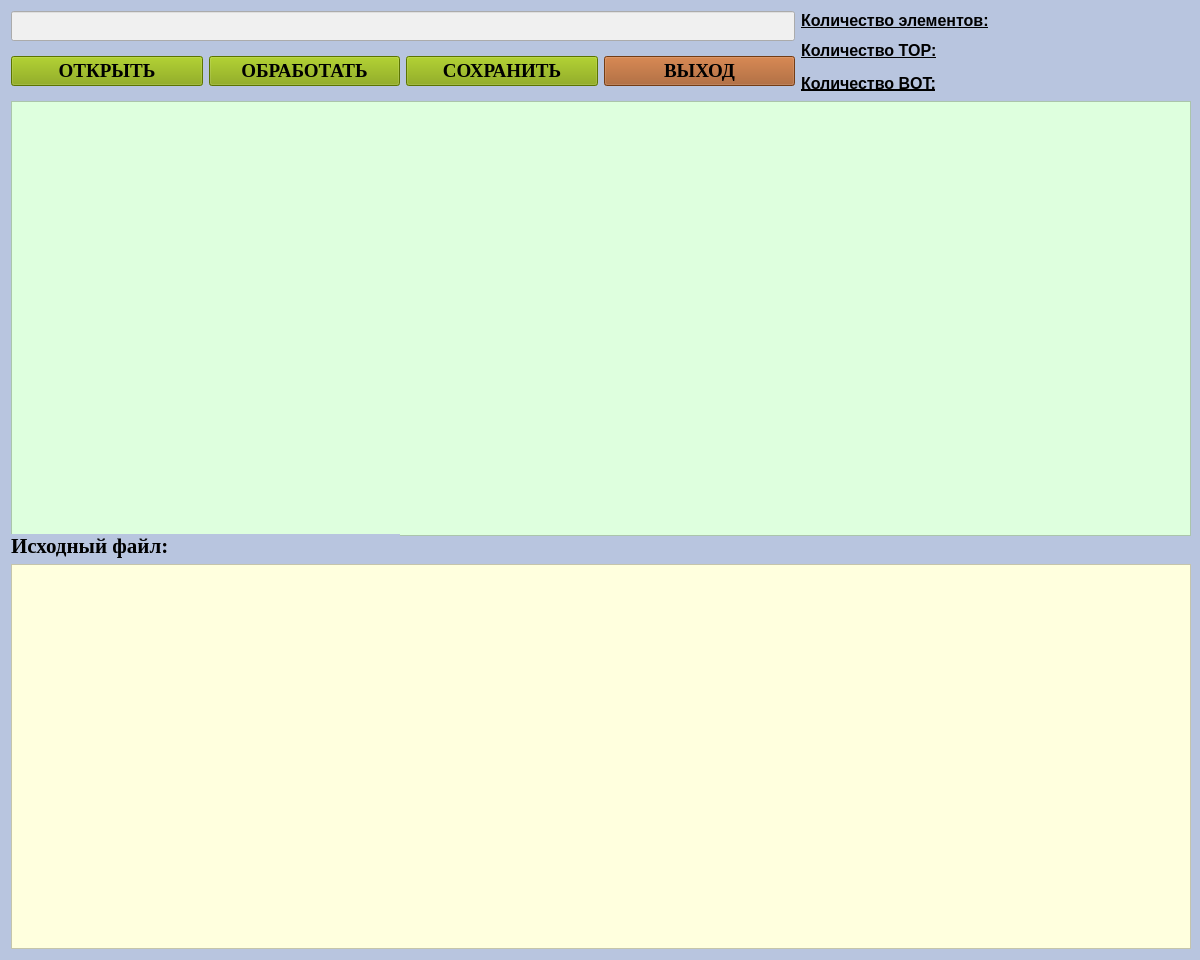
Qt form mainwindow.ui (SquizzyMan/ReportParser) before a commit.
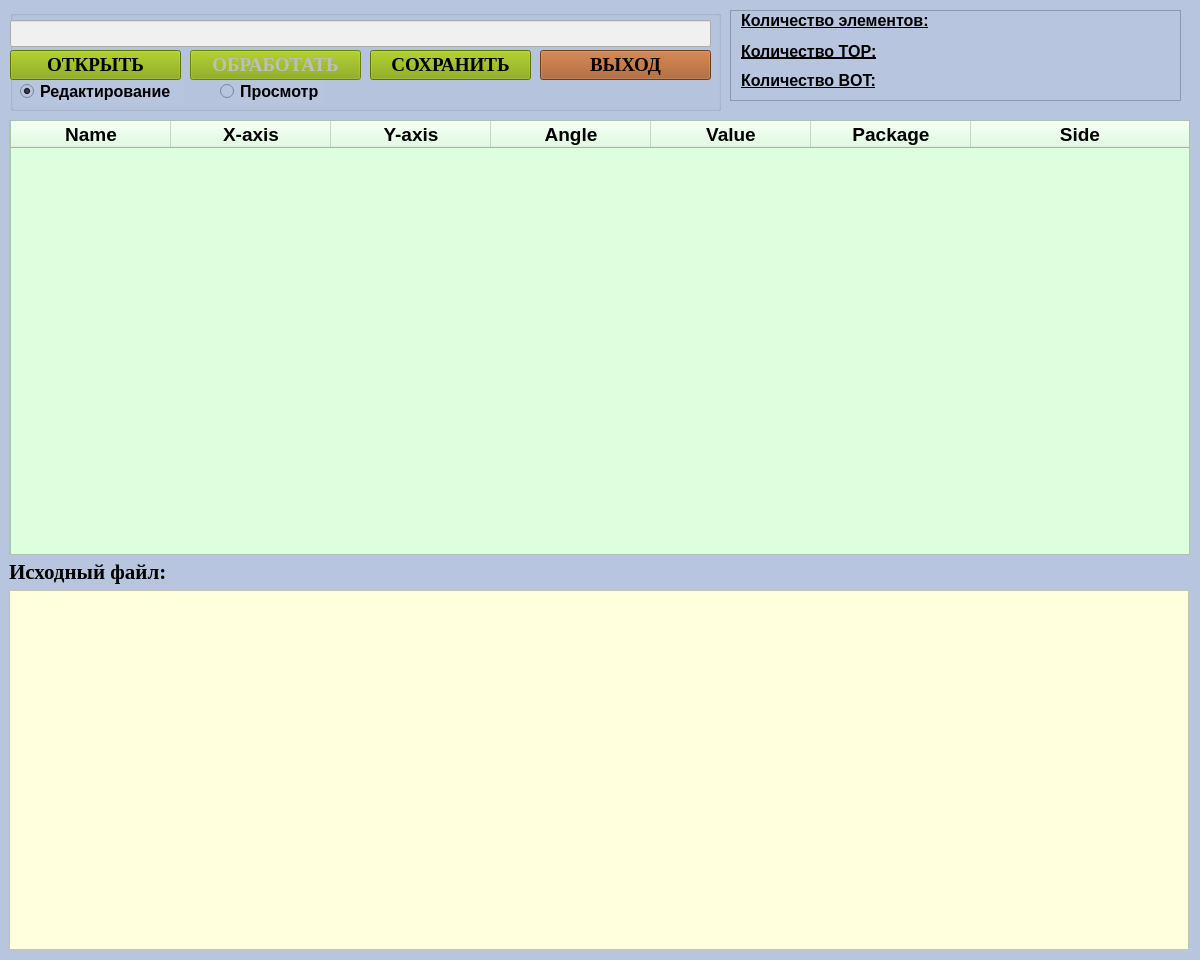
The same form after that commit. Icons and pictures are not drawn.

Patch:
```diff
--- a/mainwindow.ui
+++ b/mainwindow.ui
@@ -33,25 +33,119 @@
    <string notr="true">background-color: rgb(184, 197, 223);</string>
   </property>
   <widget class="QWidget" name="centralWidget">
-   <layout class="QGridLayout" name="gridLayout">
-    <item row="0" column="0" rowspan="2" colspan="4">
-     <widget class="QLineEdit" name="lineEdit">
-      <property name="font">
-       <font>
-        <family>Times New Roman</family>
-        <pointsize>14</pointsize>
-       </font>
-      </property>
-      <property name="styleSheet">
-       <string notr="true">background-color: rgb(240, 240, 240);</string>
-      </property>
-      <property name="readOnly">
-       <bool>true</bool>
-      </property>
-     </widget>
-    </item>
-    <item row="0" column="4">
+   <widget class="QTextEdit" name="textEdit_2">
+    <property name="geometry">
+     <rect>
+      <x>9</x>
+      <y>120</y>
+      <width>1180</width>
+      <height>435</height>
+     </rect>
+    </property>
+    <property name="minimumSize">
+     <size>
+      <width>1180</width>
+      <height>435</height>
+     </size>
+    </property>
+    <property name="font">
+     <font>
+      <pointsize>14</pointsize>
+      <weight>50</weight>
+      <bold>false</bold>
+      <kerning>false</kerning>
+     </font>
+    </property>
+    <property name="styleSheet">
+     <string notr="true">background-color: rgb(222, 255, 222);
+border-color: rgb(170, 0, 0);</string>
+    </property>
+    <property name="lineWrapMode">
+     <enum>QTextEdit::NoWrap</enum>
+    </property>
+   </widget>
+   <widget class="QLabel" name="label">
+    <property name="geometry">
+     <rect>
+      <x>9</x>
+      <y>560</y>
+      <width>159</width>
+      <height>24</height>
+     </rect>
+    </property>
+    <property name="font">
+     <font>
+      <family>Times New Roman</family>
+      <pointsize>16</pointsize>
+      <weight>75</weight>
+      <bold>true</bold>
+     </font>
+    </property>
+    <property name="text">
+     <string>Исходный файл:</string>
+    </property>
+   </widget>
+   <widget class="QTextEdit" name="textEdit">
+    <property name="geometry">
+     <rect>
+      <x>9</x>
+      <y>590</y>
+      <width>1180</width>
+      <height>360</height>
+     </rect>
+    </property>
+    <property name="minimumSize">
+     <size>
+      <width>1180</width>
+      <height>360</height>
+     </size>
+    </property>
+    <property name="font">
+     <font>
+      <pointsize>12</pointsize>
+     </font>
+    </property>
+    <property name="styleSheet">
+     <string notr="true">background-color: rgb(255, 255, 222);
+border-color: rgb(170, 0, 0);</string>
+    </property>
+    <property name="lineWrapMode">
+     <enum>QTextEdit::NoWrap</enum>
+    </property>
+    <property name="readOnly">
+     <bool>true</bool>
+    </property>
+   </widget>
+   <widget class="QScrollArea" name="scrollArea">
+    <property name="geometry">
+     <rect>
+      <x>730</x>
+      <y>10</y>
+      <width>451</width>
+      <height>91</height>
+     </rect>
+    </property>
+    <property name="widgetResizable">
+     <bool>true</bool>
+    </property>
+    <widget class="QWidget" name="scrollAreaWidgetContents">
+     <property name="geometry">
+      <rect>
+       <x>0</x>
+       <y>0</y>
+       <width>449</width>
+       <height>89</height>
+      </rect>
+     </property>
      <widget class="QLabel" name="label_2">
+      <property name="geometry">
+       <rect>
+        <x>10</x>
+        <y>0</y>
+        <width>211</width>
+        <height>19</height>
+       </rect>
+      </property>
       <property name="font">
        <font>
         <pointsize>12</pointsize>
@@ -64,23 +158,15 @@
        <string>Количество элементов:</string>
       </property>
      </widget>
-    </item>
-    <item row="0" column="5">
-     <widget class="QLabel" name="allCount">
-      <property name="font">
-       <font>
-        <pointsize>12</pointsize>
-        <weight>75</weight>
-        <bold>true</bold>
-       </font>
-      </property>
-      <property name="text">
-       <string/>
-      </property>
-     </widget>
-    </item>
-    <item row="1" column="4" rowspan="2" colspan="2">
      <widget class="QLabel" name="label_4">
+      <property name="geometry">
+       <rect>
+        <x>10</x>
+        <y>30</y>
+        <width>161</width>
+        <height>20</height>
+       </rect>
+      </property>
       <property name="font">
        <font>
         <pointsize>12</pointsize>
@@ -93,95 +179,15 @@
        <string>Количество TOP:</string>
       </property>
      </widget>
-    </item>
-    <item row="2" column="0" rowspan="3">
-     <widget class="QPushButton" name="openButton">
-      <property name="font">
-       <font>
-        <family>Times New Roman</family>
-        <pointsize>14</pointsize>
-        <weight>75</weight>
-        <bold>true</bold>
-       </font>
-      </property>
-      <property name="styleSheet">
-       <string notr="true">background-color: rgb(128, 162, 0);</string>
-      </property>
-      <property name="text">
-       <string>ОТКРЫТЬ</string>
-      </property>
-     </widget>
-    </item>
-    <item row="2" column="1" rowspan="3">
-     <widget class="QPushButton" name="genegateButton">
-      <property name="font">
-       <font>
-        <family>Times New Roman</family>
-        <pointsize>14</pointsize>
-        <weight>75</weight>
-        <bold>true</bold>
-       </font>
-      </property>
-      <property name="styleSheet">
-       <string notr="true">background-color: rgb(128, 162, 0);</string>
-      </property>
-      <property name="text">
-       <string>ОБРАБОТАТЬ</string>
-      </property>
-     </widget>
-    </item>
-    <item row="2" column="2" rowspan="3">
-     <widget class="QPushButton" name="saveButton">
-      <property name="font">
-       <font>
-        <family>Times New Roman</family>
-        <pointsize>14</pointsize>
-        <weight>75</weight>
-        <bold>true</bold>
-       </font>
-      </property>
-      <property name="styleSheet">
-       <string notr="true">background-color: rgb(128, 162, 0);</string>
-      </property>
-      <property name="text">
-       <string>СОХРАНИТЬ</string>
-      </property>
-     </widget>
-    </item>
-    <item row="2" column="3" rowspan="3">
-     <widget class="QPushButton" name="exitButton">
-      <property name="font">
-       <font>
-        <family>Times New Roman</family>
-        <pointsize>14</pointsize>
-        <weight>75</weight>
-        <bold>true</bold>
-       </font>
-      </property>
-      <property name="styleSheet">
-       <string notr="true">background-color: rgb(161, 84, 30)</string>
-      </property>
-      <property name="text">
-       <string>ВЫХОД</string>
-      </property>
-     </widget>
-    </item>
-    <item row="2" column="5">
-     <widget class="QLabel" name="allCountTop">
-      <property name="font">
-       <font>
-        <pointsize>12</pointsize>
-        <weight>75</weight>
-        <bold>true</bold>
-       </font>
-      </property>
-      <property name="text">
-       <string/>
-      </property>
-     </widget>
-    </item>
-    <item row="3" column="4" rowspan="2" colspan="2">
      <widget class="QLabel" name="label_3">
+      <property name="geometry">
+       <rect>
+        <x>10</x>
+        <y>60</y>
+        <width>161</width>
+        <height>19</height>
+       </rect>
+      </property>
       <property name="font">
        <font>
         <pointsize>12</pointsize>
@@ -194,9 +200,61 @@
        <string>Количество BOT:</string>
       </property>
      </widget>
-    </item>
-    <item row="4" column="5">
+     <widget class="QLabel" name="allCount">
+      <property name="geometry">
+       <rect>
+        <x>230</x>
+        <y>0</y>
+        <width>111</width>
+        <height>21</height>
+       </rect>
+      </property>
+      <property name="font">
+       <font>
+        <pointsize>12</pointsize>
+        <weight>75</weight>
+        <bold>true</bold>
+       </font>
+      </property>
+      <property name="text">
+       <string/>
+      </property>
+     </widget>
+     <widget class="QLabel" name="allCountTop">
+      <property name="geometry">
+       <rect>
+        <x>230</x>
+        <y>30</y>
+        <width>111</width>
+        <height>20</height>
+       </rect>
+      </property>
+      <property name="font">
+       <font>
+        <pointsize>12</pointsize>
+        <weight>75</weight>
+        <bold>true</bold>
+       </font>
+      </property>
+      <property name="text">
+       <string/>
+      </property>
+     </widget>
      <widget class="QLabel" name="allCountBot">
+      <property name="geometry">
+       <rect>
+        <x>230</x>
+        <y>60</y>
+        <width>111</width>
+        <height>21</height>
+       </rect>
+      </property>
+      <property name="minimumSize">
+       <size>
+        <width>0</width>
+        <height>0</height>
+       </size>
+      </property>
       <property name="font">
        <font>
         <pointsize>12</pointsize>
@@ -208,73 +266,305 @@
        <string/>
       </property>
      </widget>
-    </item>
-    <item row="5" column="0" colspan="6">
-     <widget class="QTextEdit" name="textEdit_2">
-      <property name="minimumSize">
-       <size>
-        <width>1180</width>
-        <height>435</height>
-       </size>
-      </property>
-      <property name="font">
-       <font>
-        <pointsize>14</pointsize>
-        <weight>50</weight>
-        <bold>false</bold>
-        <kerning>false</kerning>
-       </font>
-      </property>
-      <property name="styleSheet">
-       <string notr="true">background-color: rgb(222, 255, 222);
-border-color: rgb(170, 0, 0);</string>
-      </property>
-      <property name="lineWrapMode">
-       <enum>QTextEdit::NoWrap</enum>
-      </property>
-     </widget>
-    </item>
-    <item row="6" column="0" colspan="2">
-     <widget class="QLabel" name="label">
-      <property name="font">
-       <font>
-        <family>Times New Roman</family>
-        <pointsize>16</pointsize>
-        <weight>75</weight>
-        <bold>true</bold>
-       </font>
-      </property>
-      <property name="text">
-       <string>Исходный файл:</string>
-      </property>
-     </widget>
-    </item>
-    <item row="7" column="0" colspan="6">
-     <widget class="QTextEdit" name="textEdit">
-      <property name="minimumSize">
-       <size>
-        <width>1180</width>
-        <height>385</height>
-       </size>
-      </property>
-      <property name="font">
-       <font>
-        <pointsize>12</pointsize>
-       </font>
-      </property>
-      <property name="styleSheet">
-       <string notr="true">background-color: rgb(255, 255, 222);
-border-color: rgb(170, 0, 0);</string>
-      </property>
-      <property name="lineWrapMode">
-       <enum>QTextEdit::NoWrap</enum>
-      </property>
-      <property name="readOnly">
-       <bool>true</bool>
-      </property>
-     </widget>
-    </item>
-   </layout>
+    </widget>
+   </widget>
+   <widget class="QGroupBox" name="groupBox">
+    <property name="geometry">
+     <rect>
+      <x>10</x>
+      <y>10</y>
+      <width>711</width>
+      <height>101</height>
+     </rect>
+    </property>
+    <property name="title">
+     <string/>
+    </property>
+    <widget class="QPushButton" name="exitButton">
+     <property name="geometry">
+      <rect>
+       <x>530</x>
+       <y>40</y>
+       <width>171</width>
+       <height>30</height>
+      </rect>
+     </property>
+     <property name="font">
+      <font>
+       <family>Times New Roman</family>
+       <pointsize>14</pointsize>
+       <weight>75</weight>
+       <bold>true</bold>
+      </font>
+     </property>
+     <property name="styleSheet">
+      <string notr="true">background-color: rgb(161, 84, 30)</string>
+     </property>
+     <property name="text">
+      <string>ВЫХОД</string>
+     </property>
+    </widget>
+    <widget class="QPushButton" name="saveButton">
+     <property name="geometry">
+      <rect>
+       <x>360</x>
+       <y>40</y>
+       <width>161</width>
+       <height>30</height>
+      </rect>
+     </property>
+     <property name="font">
+      <font>
+       <family>Times New Roman</family>
+       <pointsize>14</pointsize>
+       <weight>75</weight>
+       <bold>true</bold>
+      </font>
+     </property>
+     <property name="styleSheet">
+      <string notr="true">background-color: rgb(128, 162, 0);</string>
+     </property>
+     <property name="text">
+      <string>СОХРАНИТЬ</string>
+     </property>
+    </widget>
+    <widget class="QPushButton" name="genegateButton">
+     <property name="enabled">
+      <bool>false</bool>
+     </property>
+     <property name="geometry">
+      <rect>
+       <x>180</x>
+       <y>40</y>
+       <width>171</width>
+       <height>30</height>
+      </rect>
+     </property>
+     <property name="font">
+      <font>
+       <family>Times New Roman</family>
+       <pointsize>14</pointsize>
+       <weight>75</weight>
+       <bold>true</bold>
+      </font>
+     </property>
+     <property name="styleSheet">
+      <string notr="true">background-color: rgb(128, 162, 0);</string>
+     </property>
+     <property name="text">
+      <string>ОБРАБОТАТЬ</string>
+     </property>
+    </widget>
+    <widget class="QRadioButton" name="radioButton_2">
+     <property name="geometry">
+      <rect>
+       <x>210</x>
+       <y>70</y>
+       <width>104</width>
+       <height>23</height>
+      </rect>
+     </property>
+     <property name="font">
+      <font>
+       <pointsize>12</pointsize>
+       <weight>75</weight>
+       <bold>true</bold>
+      </font>
+     </property>
+     <property name="text">
+      <string>Просмотр</string>
+     </property>
+    </widget>
+    <widget class="QRadioButton" name="radioButton">
+     <property name="geometry">
+      <rect>
+       <x>10</x>
+       <y>70</y>
+       <width>164</width>
+       <height>23</height>
+      </rect>
+     </property>
+     <property name="font">
+      <font>
+       <pointsize>12</pointsize>
+       <weight>75</weight>
+       <bold>true</bold>
+      </font>
+     </property>
+     <property name="text">
+      <string>Редактирование</string>
+     </property>
+     <property name="checked">
+      <bool>true</bool>
+     </property>
+    </widget>
+    <widget class="QPushButton" name="openButton">
+     <property name="geometry">
+      <rect>
+       <x>0</x>
+       <y>40</y>
+       <width>171</width>
+       <height>30</height>
+      </rect>
+     </property>
+     <property name="font">
+      <font>
+       <family>Times New Roman</family>
+       <pointsize>14</pointsize>
+       <weight>75</weight>
+       <bold>true</bold>
+      </font>
+     </property>
+     <property name="styleSheet">
+      <string notr="true">background-color: rgb(128, 162, 0);</string>
+     </property>
+     <property name="text">
+      <string>ОТКРЫТЬ</string>
+     </property>
+    </widget>
+    <widget class="QLineEdit" name="lineEdit">
+     <property name="geometry">
+      <rect>
+       <x>0</x>
+       <y>10</y>
+       <width>701</width>
+       <height>27</height>
+      </rect>
+     </property>
+     <property name="font">
+      <font>
+       <family>Times New Roman</family>
+       <pointsize>14</pointsize>
+      </font>
+     </property>
+     <property name="styleSheet">
+      <string notr="true">background-color: rgb(240, 240, 240);</string>
+     </property>
+     <property name="readOnly">
+      <bool>true</bool>
+     </property>
+    </widget>
+   </widget>
+   <widget class="QTableWidget" name="tableWidget">
+    <property name="geometry">
+     <rect>
+      <x>10</x>
+      <y>120</y>
+      <width>1180</width>
+      <height>435</height>
+     </rect>
+    </property>
+    <property name="minimumSize">
+     <size>
+      <width>1180</width>
+      <height>435</height>
+     </size>
+    </property>
+    <property name="font">
+     <font>
+      <family>Times New Roman</family>
+     </font>
+    </property>
+    <property name="styleSheet">
+     <string notr="true">background-color: rgb(222, 255, 222);</string>
+    </property>
+    <attribute name="horizontalHeaderDefaultSectionSize">
+     <number>160</number>
+    </attribute>
+    <attribute name="horizontalHeaderStretchLastSection">
+     <bool>true</bool>
+    </attribute>
+    <column>
+     <property name="text">
+      <string>Name</string>
+     </property>
+     <property name="font">
+      <font>
+       <pointsize>14</pointsize>
+       <weight>75</weight>
+       <bold>true</bold>
+      </font>
+     </property>
+    </column>
+    <column>
+     <property name="text">
+      <string>X-axis</string>
+     </property>
+     <property name="font">
+      <font>
+       <pointsize>14</pointsize>
+       <weight>75</weight>
+       <bold>true</bold>
+      </font>
+     </property>
+    </column>
+    <column>
+     <property name="text">
+      <string>Y-axis</string>
+     </property>
+     <property name="font">
+      <font>
+       <pointsize>14</pointsize>
+       <weight>75</weight>
+       <bold>true</bold>
+      </font>
+     </property>
+    </column>
+    <column>
+     <property name="text">
+      <string>Angle</string>
+     </property>
+     <property name="font">
+      <font>
+       <pointsize>14</pointsize>
+       <weight>75</weight>
+       <bold>true</bold>
+      </font>
+     </property>
+    </column>
+    <column>
+     <property name="text">
+      <string>Value</string>
+     </property>
+     <property name="font">
+      <font>
+       <pointsize>14</pointsize>
+       <weight>75</weight>
+       <bold>true</bold>
+      </font>
+     </property>
+    </column>
+    <column>
+     <property name="text">
+      <string>Package</string>
+     </property>
+     <property name="font">
+      <font>
+       <pointsize>14</pointsize>
+       <weight>75</weight>
+       <bold>true</bold>
+      </font>
+     </property>
+    </column>
+    <column>
+     <property name="text">
+      <string>Side</string>
+     </property>
+     <property name="font">
+      <font>
+       <pointsize>14</pointsize>
+       <weight>75</weight>
+       <bold>true</bold>
+      </font>
+     </property>
+    </column>
+   </widget>
+   <zorder>label</zorder>
+   <zorder>textEdit</zorder>
+   <zorder>scrollArea</zorder>
+   <zorder>groupBox</zorder>
+   <zorder>textEdit_2</zorder>
+   <zorder>tableWidget</zorder>
   </widget>
  </widget>
  <layoutdefault spacing="6" margin="11"/>
```
